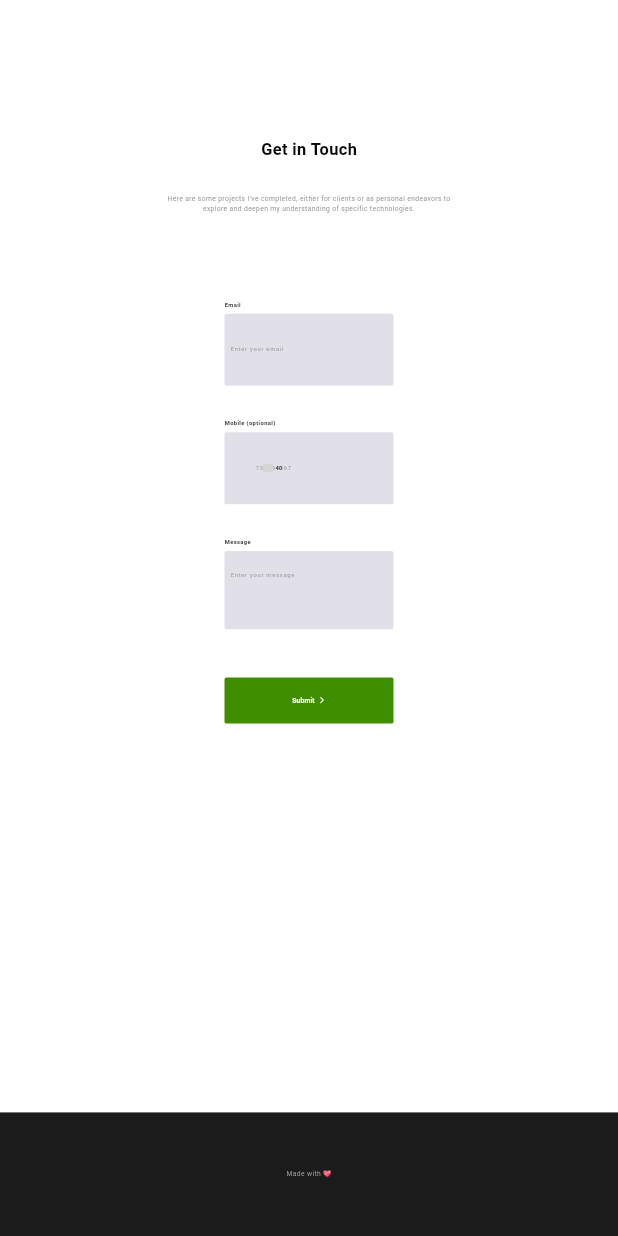
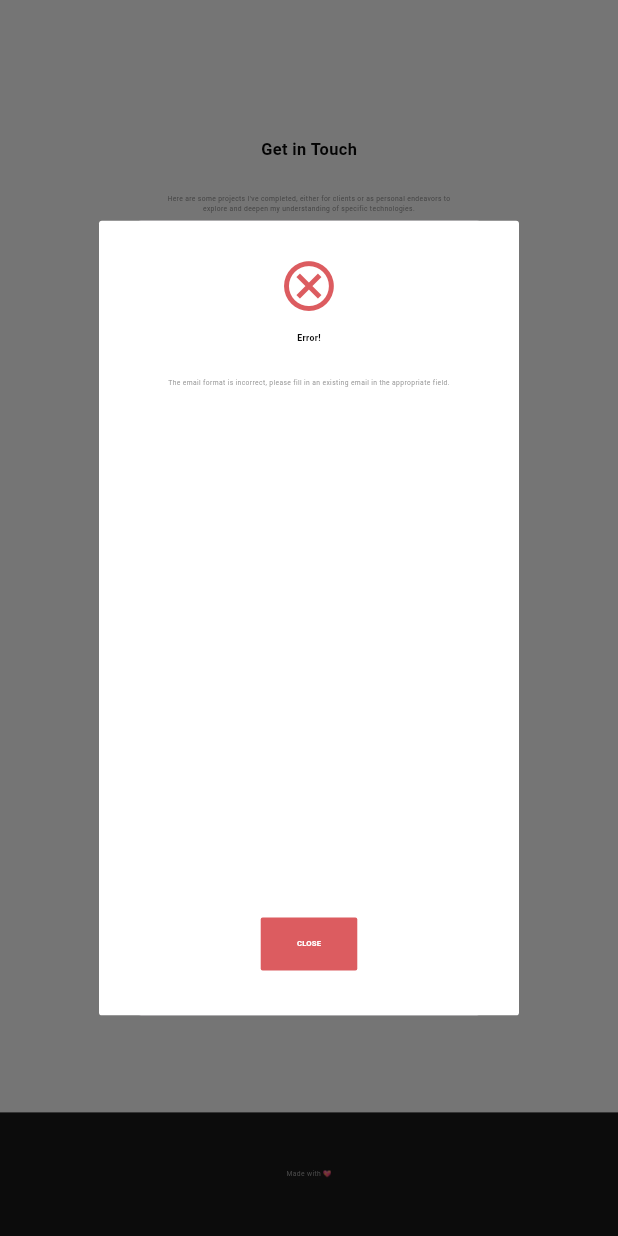
Before and after one commit to AndreiBozu/presentation_portfolio, a Flutter app: the GetInTouch widget shown alone on an empty page, opened directly, after a tap on "Submit", on a phone screen of 412 x 824 dp. Run offline on Flutter 3.47's test engine with Material 3 defaults, Android fonts, the phone set to English and light mode, and no system bars; our stand-ins replace carousel_slider, flutter_screenutil, flutter_svg, go_router; missing offline and left inert: country_flags; grey boxes are pictures that could not be loaded.

Commit message:
- get in touch alert modal - refactored pages structures - added recent work page and case study page

```diff
--- a/lib/core/theme/text_style.dart
+++ b/lib/core/theme/text_style.dart
@@ -48,4 +48,10 @@ class TextStyles {
       fontWeight: FontWeight.w700,
       height: 1
   );
+  static final TextStyle getInTouchResponseTitle = TextStyle(
+      color: AppColor.black,
+      fontSize: 18.sp,
+      fontWeight: FontWeight.w700,
+      height: 1
+  );
 }
--- a/lib/domain/usecases/get_in_touch_use_cases.dart
+++ b/lib/domain/usecases/get_in_touch_use_cases.dart
@@ -3,7 +3,7 @@ import 'package:presentation_portfolio/data/models/get_in_touch_form_model.dart'
 
 
 class GetInTouchUseCase {
-  GetInTouchFormValidationResponse validateData({required GetInTouchFormModel form}) {
+  Future<GetInTouchFormValidationResponse> validateData({required GetInTouchFormModel form}) async {
     if(form.email.isEmpty || !(_isValidEmail(form.email))) {
       return GetInTouchFormValidationResponse(
         isSuccess: false,
--- a/lib/presentation/pages/case_studies.dart
+++ b/lib/presentation/pages/landing_page_components/case_studies.dart
@@ -3,7 +3,8 @@ import 'package:flutter_screenutil/flutter_screenutil.dart';
 import 'package:presentation_portfolio/core/constant.dart';
 import 'package:presentation_portfolio/core/theme/app_color.dart';
 import 'package:presentation_portfolio/core/theme/text_style.dart';
-import 'package:presentation_portfolio/presentation/pages/case_studies_components/project_presentation.dart';
+
+import 'case_studies_components/project_presentation.dart';
 
 class CaseStudies extends StatelessWidget {
   const CaseStudies({super.key});
--- a/lib/presentation/pages/case_studies_components/project_description.dart
+++ b/lib/presentation/pages/landing_page_components/case_studies_components/project_description.dart
@@ -1,5 +1,6 @@
 import 'package:flutter/material.dart';
 import 'package:flutter_screenutil/flutter_screenutil.dart';
+import 'package:go_router/go_router.dart';
 import 'package:presentation_portfolio/core/theme/app_color.dart';
 import 'package:presentation_portfolio/core/theme/text_style.dart';
 import 'package:presentation_portfolio/presentation/widgets/buttons.dart';
@@ -55,7 +56,7 @@ class ProjectDescription extends StatelessWidget {
         SizedBox(height: 35.h),
         Buttons.squareTextButton(
           onPressed: () {
-
+            context.go("/case-study");
           },
           textColor: AppColor.white,
           backgroundColor: colorDarkTheme,
--- a/lib/presentation/pages/case_studies_components/project_presentation.dart
+++ b/lib/presentation/pages/landing_page_components/case_studies_components/project_presentation.dart
@@ -1,7 +1,9 @@
 import 'package:flutter/gestures.dart';
 import 'package:flutter/material.dart';
-import 'package:presentation_portfolio/presentation/pages/case_studies_components/project_description.dart';
-import 'package:presentation_portfolio/presentation/pages/case_studies_components/project_image.dart';
+
+import 'project_description.dart';
+import 'project_image.dart';
+
 
 class ProjectPresentation extends StatefulWidget {
   const ProjectPresentation({
--- a/lib/presentation/pages/get_in_touch.dart
+++ b/lib/presentation/pages/landing_page_components/get_in_touch.dart
@@ -18,34 +18,14 @@ class GetInTouch extends StatefulWidget {
 }
 
 class _GetInTouchState extends State<GetInTouch> {
-  GetInTouchFormValidationResponse? response;
   String email = "";
   String phone = "";
   String message = "";
+  bool emailError = false;
+  bool messageError = false;
 
   @override
   Widget build(BuildContext context) {
-    if(response != null) {
-      void showModal() {
-        showDialog(
-          context: context,
-          builder: (BuildContext context) {
-            return Dialog(
-              child: AlertModal(
-                dismissModal: (bool dispose) {
-                  if(dispose) {
-                    setState(() => response = null);
-                  }
-                },
-                isSuccess: response!.isSuccess,
-                message: response!.message,
-              )
-            );
-          },
-        );
-      }
-    }
-
     return Container(
       width: ScreenUtil().screenWidth,
       height: ScreenUtil().screenHeight,
@@ -69,9 +49,13 @@ class _GetInTouchState extends State<GetInTouch> {
           SizedBox(height: 50.h),
           AppTextField(
             label: "Email",
+            error: emailError,
             placeHolder: "Enter your email",
             inputType: TextInputType.emailAddress,
             onChange: (String text) {
+              if(emailError) {
+                emailError = false;
+              }
               setState(() => email = text);
             },
           ),
@@ -84,11 +68,15 @@ class _GetInTouchState extends State<GetInTouch> {
           ),
           SizedBox(height: 20.h),
           AppTextField(
+            error: messageError,
             label: "Message",
             placeHolder: "Enter your message",
             inputType: TextInputType.text,
             maxLines: 6,
             onChange: (String text) {
+              if(messageError) {
+                messageError = false;
+              }
               setState(() => message = text);
             },
           ),
@@ -97,15 +85,33 @@ class _GetInTouchState extends State<GetInTouch> {
             width: 350.w,
             child: Buttons.squareTextButton(
               onPressed: () {
-                response = GetInTouchUseCase().validateData(
+                GetInTouchUseCase().validateData(
                   form: GetInTouchFormModel(
                     email: email,
                     phone: phone,
                     message: message
                   )
-                );
-                print("==========+${response!.isSuccess}");
-                setState(() {});
+                ).then((GetInTouchFormValidationResponse response) {
+                  WidgetsBinding.instance.addPostFrameCallback((_) {
+                    if(!response.isSuccess) {
+                      setState(() {
+                        emailError = response.isEmailError;
+                        messageError = response.isMessageError;
+                      });
+                    }
+                    showDialog(
+                      context: context,
+                      builder: (BuildContext context) {
+                        return Dialog(
+                          child: AlertModal(
+                            isSuccess: response.isSuccess,
+                            message: response.message,
+                          )
+                        );
+                      },
+                    );
+                  });
+                });
               },
               textColor: AppColor.white,
               backgroundColor: AppColor.greenDark,
--- a/lib/presentation/pages/home_page.dart
+++ b/lib/presentation/pages/landing_page_components/home.dart
@@ -4,10 +4,10 @@ import 'package:presentation_portfolio/core/constant.dart';
 import 'package:presentation_portfolio/core/theme/app_color.dart';
 import 'package:presentation_portfolio/core/theme/text_style.dart';
 
-import '../widgets/buttons.dart';
+import '../../widgets/buttons.dart';
 
-class HomePage extends StatelessWidget {
-  const HomePage({super.key});
+class Home extends StatelessWidget {
+  const Home({super.key});
 
   @override
   Widget build(BuildContext context) {
--- a/lib/presentation/pages/recent_work.dart
+++ b/lib/presentation/pages/landing_page_components/recent_work.dart
@@ -6,8 +6,9 @@ import 'package:presentation_portfolio/core/theme/app_color.dart';
 import 'package:presentation_portfolio/core/theme/text_style.dart';
 import 'package:presentation_portfolio/data/models/recent_work_item_model.dart';
 import 'package:presentation_portfolio/data/repositories/recent_work_items_repository.dart';
-import 'package:presentation_portfolio/presentation/pages/recent_work_components/recent_work_item.dart';
 import 'package:presentation_portfolio/presentation/widgets/buttons.dart';
+
+import 'recent_work_components/recent_work_item.dart';
 
 class RecentWork extends StatefulWidget {
   const RecentWork({super.key});
--- a/lib/presentation/pages/recent_work_components/recent_work_item.dart
+++ b/lib/presentation/pages/landing_page_components/recent_work_components/recent_work_item.dart
@@ -1,5 +1,6 @@
 import 'package:flutter/material.dart';
 import 'package:flutter_screenutil/flutter_screenutil.dart';
+import 'package:go_router/go_router.dart';
 import 'package:presentation_portfolio/core/theme/app_color.dart';
 import 'package:presentation_portfolio/core/theme/text_style.dart';
 import 'package:presentation_portfolio/presentation/widgets/buttons.dart';
@@ -57,7 +58,7 @@ class RecentWorkItem extends StatelessWidget {
             children: [
               Buttons.squareTextButton(
                   onPressed: () {
-
+                    context.go("/recent-work");
                   },
                   enableShadow: true,
                   textColor: AppColor.white,
--- a/lib/presentation/widgets/alert_modal.dart
+++ b/lib/presentation/widgets/alert_modal.dart
@@ -1,34 +1,61 @@
 import 'package:flutter/material.dart';
 import 'package:flutter_screenutil/flutter_screenutil.dart';
 import 'package:presentation_portfolio/core/theme/app_color.dart';
+import 'package:presentation_portfolio/core/theme/text_style.dart';
+
+import 'buttons.dart';
 
 class AlertModal extends StatelessWidget {
   const AlertModal({
     super.key,
-    required this.dismissModal,
     required this.isSuccess,
     required this.message
   });
-  final Function(bool) dismissModal;
   final bool isSuccess;
   final String message;
 
   @override
   Widget build(BuildContext context) {
     return Container(
-      height: ScreenUtil().screenHeight * 0.6,
-      width: ScreenUtil().screenWidth * 0.4,
+      height: 450.h,
+      width: 350.w,
       decoration: BoxDecoration(
         color: AppColor.white,
         borderRadius: BorderRadius.circular(6.sp),
       ),
       padding: EdgeInsets.symmetric(
-        vertical: 10.h,
-        horizontal: 20.w
+        vertical: 20.h,
+        horizontal: 30.w
       ),
       child: Column(
         children: [
-          // Icon()
+          Icon(
+            isSuccess ? Icons.check_circle_outline_rounded : Icons.cancel_outlined,
+            color: isSuccess ? AppColor.greenLight : AppColor.error300,
+            size: 124.sp,
+          ),
+          SizedBox(height: 10.h),
+          Text(
+            isSuccess ? "Success" : "Error!",
+            style: TextStyles.getInTouchResponseTitle,
+          ),
+          SizedBox(height: 20.h),
+          Text(
+            message,
+            textAlign: TextAlign.center,
+            style: TextStyles.paragraphGrey,
+          ),
+          const Spacer(),
+          SizedBox(
+            width: 200.w,
+            child: Buttons.squareTextButton(
+              text: isSuccess ? "OK" : "CLOSE",
+              backgroundColor: isSuccess ? AppColor.greenLight : AppColor.error300,
+              textColor: AppColor.white,
+              verticalPadding: 12.h,
+              onPressed: () => Navigator.pop(context)
+            ),
+          )
         ],
       ),
     );
--- a/lib/routes.dart
+++ b/lib/routes.dart
@@ -1,5 +1,7 @@
 import 'package:go_router/go_router.dart';
 import 'package:presentation_portfolio/presentation/pages/landing_page.dart';
+import 'package:presentation_portfolio/presentation/pages/recent_work_page.dart';
+import 'package:presentation_portfolio/presentation/pages/view_case_study_page.dart';
 
 
 class AppRouter {
@@ -9,6 +11,14 @@ class AppRouter {
         path: '/',
         builder: (context, state) => const LandingPage(),
       ),
+      GoRoute(
+        path: '/recent-work',
+        builder: (context, state) => const RecentWorkPage(),
+      ),
+      GoRoute(
+        path: '/case-study',
+        builder: (context, state) => const ViewCaseStudyPage(),
+      ),
     ],
   );
 }
```
Also changed, not shown: lib/presentation/pages/landing_page.dart (+6 -5 lines), lib/presentation/pages/recent_work_page.dart (added, +18 -0 lines), lib/presentation/pages/view_case_study_page.dart (added, +18 -0 lines), lib/presentation/pages/landing_page_components/case_studies_components/project_image.dart (renamed from lib/presentation/pages/case_studies_components/project_image.dart).
